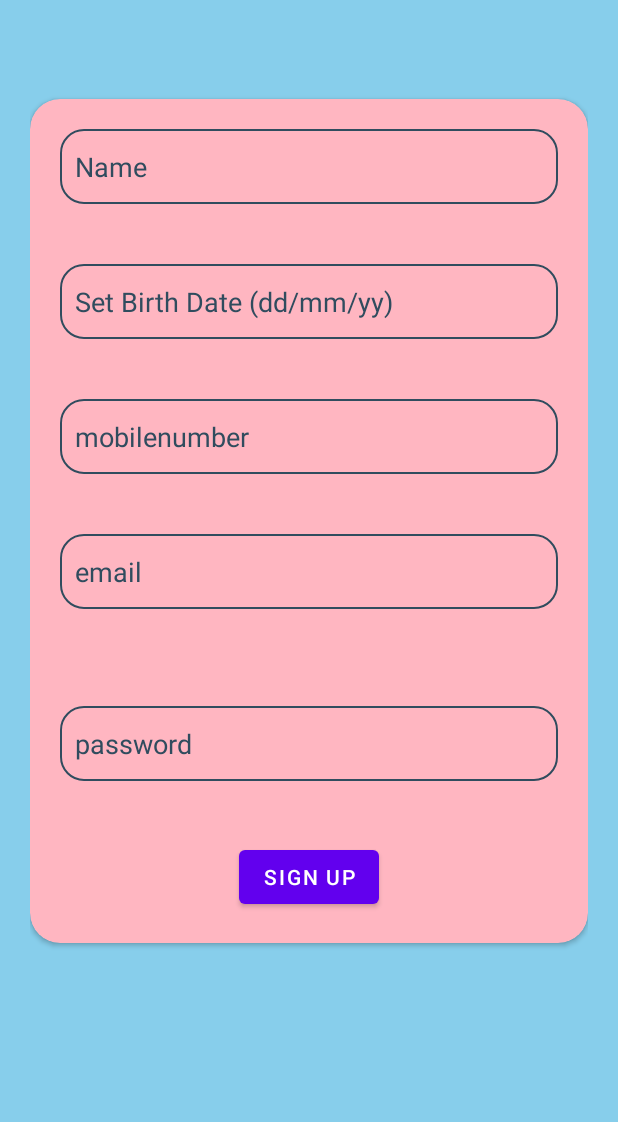
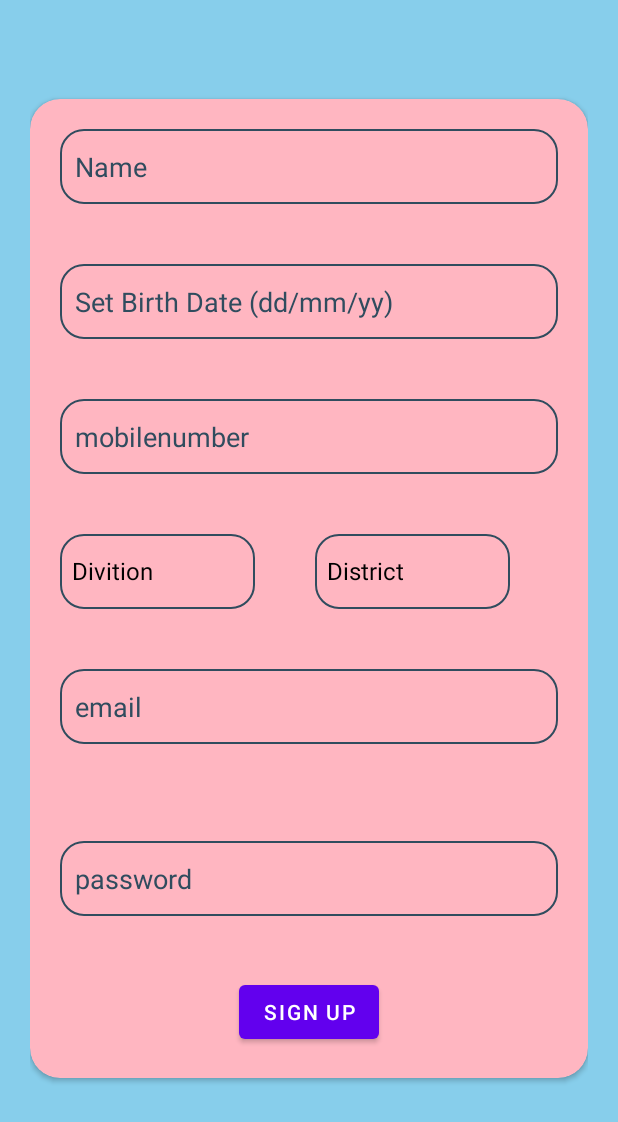
Before and after one commit to BlackHole128/Dog-and-cat-image-prediction, an Android app: the screen it shows after launch (SiginUp), after a tap on "Sign Up", on a phone screen of 412 x 824 dp. Shown: the top 1122 px of the screen. Run offline under Robolectric (Android 15) with nearby library versions, the phone set to English and light mode, and no system bars; our stand-ins replace Firebase (no records; nobody signed in at launch, a user with empty details on screens opened directly); 3 other taps on this screen came first.

Commit message:
androied project

```diff
--- a/app/src/main/java/com/example/dogimagepredection/SiginUp.java
+++ b/app/src/main/java/com/example/dogimagepredection/SiginUp.java
@@ -8,7 +8,11 @@ import android.text.Editable;
 import android.text.TextWatcher;
 import android.util.Patterns;
 import android.view.View;
+import android.widget.AdapterView;
+import android.widget.ArrayAdapter;
 import android.widget.DatePicker;
+import android.widget.Spinner;
+import android.widget.TextView;
 import android.widget.Toast;
 
 import androidx.annotation.NonNull;
@@ -37,6 +41,21 @@ public class SiginUp extends AppCompatActivity {
     private DatePickerDialog picker;
 
     ProgressDialog progressDialog;
+    private String selectedDistrict, selectedState;                 //vars to hold the values of selected State and District
+    private TextView tvStateSpinner, tvDistrictSpinner;             //declaring TextView to show the errors
+    private Spinner stateSpinner, districtSpinner;                  //Spinners
+    private ArrayAdapter<CharSequence> stateAdapter, districtAdapter;   //declare adapters for the spinners
+    String[] defau ={"District"};
+    String[] barishalDistricts = {"Barishal", "Barguna", "Bhola", "Jhalokati", "Patuakhali", "Pirojpur"};
+    String[] chattogramDistricts = {"Chattogram", "Bandarban", "Brahmanbaria", "Chandpur", "Cumilla", "Cox's Bazar", "Feni", "Khagrachari", "Lakshmipur", "Noakhali", "Rangamati"};
+    String[] dhakaDistricts = {"Dhaka", "Faridpur", "Gazipur", "Gopalganj", "Kishoreganj", "Madaripur", "Manikganj", "Munshiganj", "Narayanganj", "Narsingdi", "Rajbari", "Shariatpur", "Tangail"};
+    String[] khulnaDistricts = {"Khulna", "Bagerhat", "Chuadanga", "Jashore", "Jhenaidah", "Kushtia", "Magura", "Meherpur", "Narail", "Satkhira"};
+    String[] rajshahiDistricts = {"Rajshahi", "Bogra", "Chapainawabganj", "Joypurhat", "Naogaon", "Natore", "Pabna", "Sirajganj"};
+    String[] rangpurDistricts = {"Rangpur", "Dinajpur", "Gaibandha", "Kurigram", "Lalmonirhat", "Nilphamari", "Panchagarh", "Thakurgaon"};
+    String[] mymensinghDistricts = {"Mymensingh", "Jamalpur", "Netrokona", "Sherpur"};
+    String[] sylhetDistricts = {"Sylhet", "Habiganj", "Moulvibazar", "Sunamganj"};
+
+
 
 
 
@@ -239,5 +258,95 @@ public class SiginUp extends AppCompatActivity {
         });
 
 
+
+
+
+
+
+
+
+
+        //State Spinner Initialisation
+        stateSpinner = findViewById(R.id.spinner1);    //Finds a view that was identified by the android:id attribute in xml
+        String[] cities = {"Divition","Barishal", "Chattogram", "Dhaka", "Khulna", "Rajshahi", "Rangpur", "Mymensingh", "Sylhet"
+        };
+
+        //Populate ArrayAdapter using string array and a spinner layout that we will define
+        stateAdapter = new ArrayAdapter<>(this, android.R.layout.simple_spinner_dropdown_item, cities);
+
+        // Specify the layout to use when the list of choices appear
+        stateAdapter.setDropDownViewResource(R.layout.dropdown_list2);
+
+        stateSpinner.setAdapter(stateAdapter);            //Set the adapter to the spinner to populate the State Spinner
+
+        //When any item of the stateSpinner uis selected
+        stateSpinner.setOnItemSelectedListener(new AdapterView.OnItemSelectedListener() {
+            @Override
+            public void onItemSelected(AdapterView<?> parent, View view, int position, long id) {
+                //Define City Spinner but we will populate the options through the selected state
+                districtSpinner = findViewById(R.id.spinner2);
+
+                selectedState = stateSpinner.getSelectedItem().toString();      //Obtain the selected State
+
+                int parentID = parent.getId();
+                if (parentID == R.id.spinner1){
+                    switch (selectedState){
+                        case "Divition": districtAdapter =new ArrayAdapter<>(parent.getContext(), android.R.layout.simple_spinner_dropdown_item, defau);;
+                            break;
+                        case "Barishal": districtAdapter = new ArrayAdapter<>(parent.getContext(), android.R.layout.simple_spinner_dropdown_item, barishalDistricts);
+                            break;
+                        case "Chattogram": districtAdapter = new ArrayAdapter<>(parent.getContext(), android.R.layout.simple_spinner_dropdown_item, chattogramDistricts);
+                            break;
+                        case "Dhaka": districtAdapter = new ArrayAdapter<>(parent.getContext(), android.R.layout.simple_spinner_dropdown_item, dhakaDistricts);
+                            break;
+                        case "Khulna": new ArrayAdapter<>(parent.getContext(), android.R.layout.simple_spinner_dropdown_item, khulnaDistricts);
+                            break;
+                        case "Chhattisgarh": districtAdapter = new ArrayAdapter<>(parent.getContext(), android.R.layout.simple_spinner_dropdown_item, chattogramDistricts);
+                            break;
+                        case "Mymensingh": districtAdapter = new ArrayAdapter<>(parent.getContext(), android.R.layout.simple_spinner_dropdown_item, mymensinghDistricts);
+                            break;
+                        case "Rajshahi": districtAdapter = new ArrayAdapter<>(parent.getContext(), android.R.layout.simple_spinner_dropdown_item, rajshahiDistricts);
+                            break;
+                        case "Rangpur": districtAdapter = new ArrayAdapter<>(parent.getContext(), android.R.layout.simple_spinner_dropdown_item,rangpurDistricts);
+                            break;
+                        case "Sylhet": districtAdapter = new ArrayAdapter<>(parent.getContext(), android.R.layout.simple_spinner_dropdown_item, sylhetDistricts);
+                            break;
+
+                        default:  break;
+                    }
+                    districtAdapter.setDropDownViewResource(R.layout.dropdown_list2);     // Specify the layout to use when the list of choices appears
+                    districtSpinner.setAdapter(districtAdapter);        //Populate the list of Districts in respect of the State selected
+
+                    //To obtain the selected District from the spinner
+                    districtSpinner.setOnItemSelectedListener(new AdapterView.OnItemSelectedListener() {
+                        @Override
+                        public void onItemSelected(AdapterView<?> parent, View view, int position, long id) {
+                            selectedDistrict = districtSpinner.getSelectedItem().toString();
+                        }
+
+                        @Override
+                        public void onNothingSelected(AdapterView<?> parent) {
+                        }
+                    });
+                }
+            }
+
+            @Override
+            public void onNothingSelected(AdapterView<?> parent) {
+
+            }
+        });
+
+
+
+
+
+
+
+
+
+
+
+
     }
 }
--- a/app/src/main/res/layout/activity_sigin_up.xml
+++ b/app/src/main/res/layout/activity_sigin_up.xml
@@ -67,6 +67,24 @@
                 android:textColor="#304c5e"
                 android:maxLength="11"
                 android:padding="10dp" />
+            <LinearLayout
+                android:layout_width="match_parent"
+                android:layout_height="wrap_content"
+                android:orientation="horizontal">
+            <Spinner
+                android:id="@+id/spinner1"
+                android:layout_width="130dp"
+                android:layout_margin="20dp"
+                android:background="@drawable/edittext_background"
+                android:layout_height="50dp"/>
+
+            <Spinner
+                android:id="@+id/spinner2"
+                android:layout_width="130dp"
+                android:layout_margin="20dp"
+                android:background="@drawable/edittext_background"
+                android:layout_height="50dp"/>
+            </LinearLayout>
 
             <EditText
                 android:id="@+id/email"
--- a/app/src/main/res/values/strings.xml
+++ b/app/src/main/res/values/strings.xml
@@ -5,4 +5,6 @@
     <string name="close_nav">Close Navigation Drawer</string>
     <!-- TODO: Remove or change this placeholder text -->
     <string name="hello_blank_fragment">Hello blank fragment</string>
+
+
 </resources>
```
Also changed, not shown: app/src/main/java/com/example/dogimagepredection/city_list.java (added, +20 -0 lines), app/src/main/res/layout/dropdown_list.xml (added, +10 -0 lines), app/src/main/res/layout/dropdown_list2.xml (added, +10 -0 lines).
